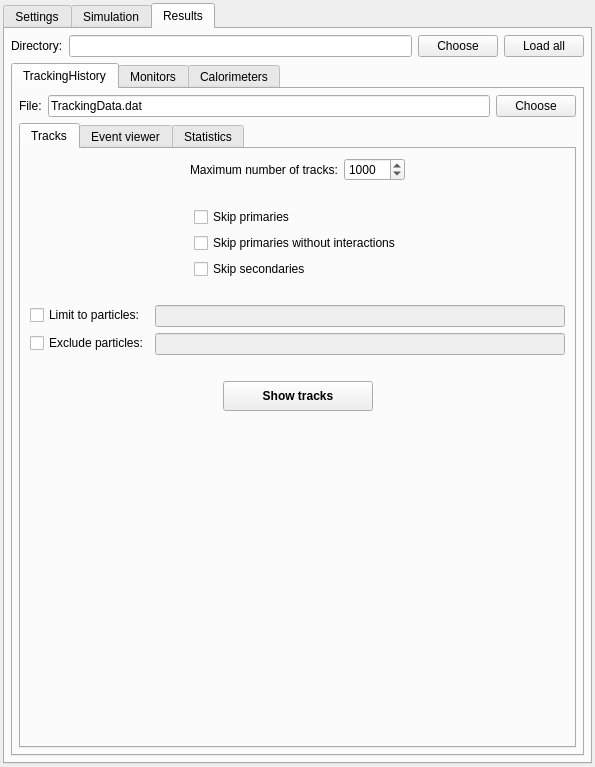
The window that ants3bundle/src/ants3/gui/particleSim/aparticlesimwin.ui (andrmor/ANTS3bundle) describes before a commit, drawn with Qt 5.
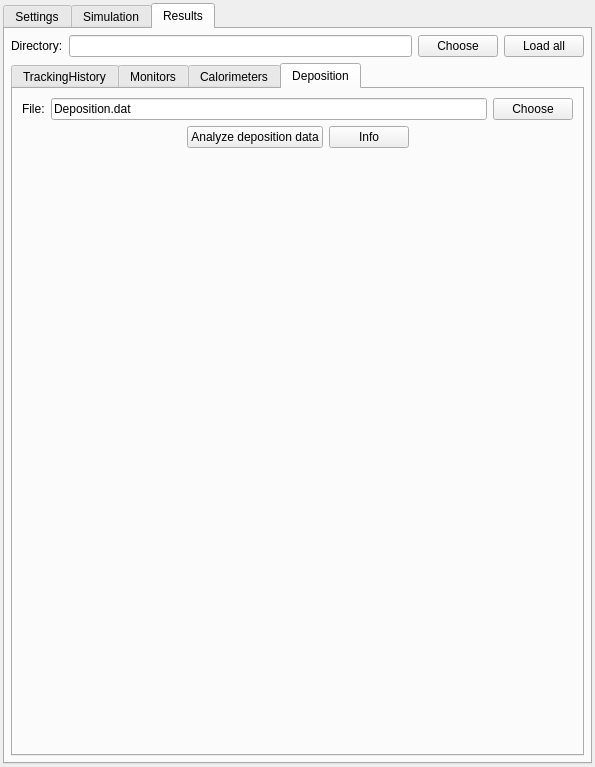
The same window after the commit. The open tabs and pages were chosen to show the change. Icons and pictures are not drawn.

Commit message: add gui controls to analyse depo in results of particle sim

```diff
--- a/ants3bundle/src/ants3/gui/particleSim/aparticlesimwin.ui
+++ b/ants3bundle/src/ants3/gui/particleSim/aparticlesimwin.ui
@@ -5067,6 +5067,95 @@
             </item>
            </layout>
           </widget>
+          <widget class="QWidget" name="tab_2">
+           <attribute name="title">
+            <string>Deposition</string>
+           </attribute>
+           <layout class="QVBoxLayout" name="verticalLayout_34">
+            <item>
+             <layout class="QHBoxLayout" name="horizontalLayout_69">
+              <item>
+               <widget class="QLabel" name="label_54">
+                <property name="text">
+                 <string>File:</string>
+                </property>
+               </widget>
+              </item>
+              <item>
+               <widget class="QLineEdit" name="leDepositionFileName">
+                <property name="text">
+                 <string>Deposition.dat</string>
+                </property>
+               </widget>
+              </item>
+              <item>
+               <widget class="QPushButton" name="pbChooseDepositionFile">
+                <property name="text">
+                 <string>Choose</string>
+                </property>
+               </widget>
+              </item>
+             </layout>
+            </item>
+            <item>
+             <layout class="QHBoxLayout" name="horizontalLayout_70">
+              <item>
+               <spacer name="horizontalSpacer_79">
+                <property name="orientation">
+                 <enum>Qt::Horizontal</enum>
+                </property>
+                <property name="sizeHint" stdset="0">
+                 <size>
+                  <width>40</width>
+                  <height>20</height>
+                 </size>
+                </property>
+               </spacer>
+              </item>
+              <item>
+               <widget class="QPushButton" name="pbAnalyzeDepositionFile">
+                <property name="text">
+                 <string>Analyze deposition data</string>
+                </property>
+               </widget>
+              </item>
+              <item>
+               <widget class="QPushButton" name="pbHelpOnDepositionDataFormat">
+                <property name="text">
+                 <string>Info</string>
+                </property>
+               </widget>
+              </item>
+              <item>
+               <spacer name="horizontalSpacer_80">
+                <property name="orientation">
+                 <enum>Qt::Horizontal</enum>
+                </property>
+                <property name="sizeHint" stdset="0">
+                 <size>
+                  <width>40</width>
+                  <height>20</height>
+                 </size>
+                </property>
+               </spacer>
+              </item>
+             </layout>
+            </item>
+            <item>
+             <spacer name="verticalSpacer_8">
+              <property name="orientation">
+               <enum>Qt::Vertical</enum>
+              </property>
+              <property name="sizeHint" stdset="0">
+               <size>
+                <width>20</width>
+                <height>557</height>
+               </size>
+              </property>
+             </spacer>
+            </item>
+           </layout>
+          </widget>
          </widget>
         </item>
        </layout>
```
The commit also changes 2 other files.
